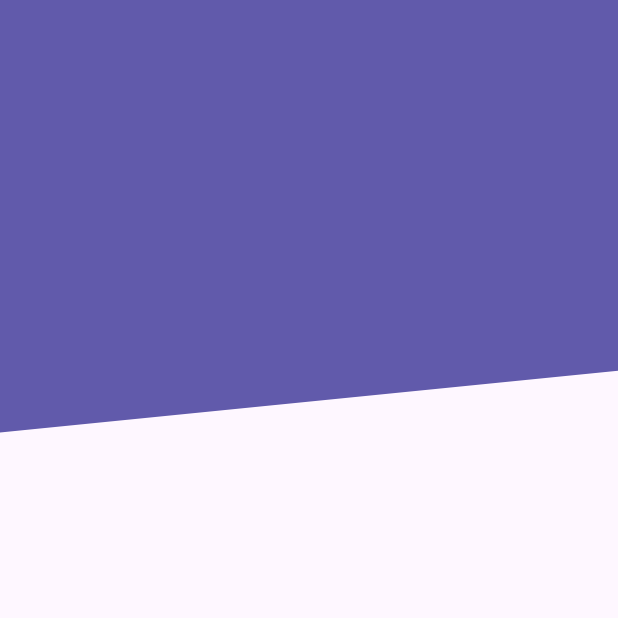
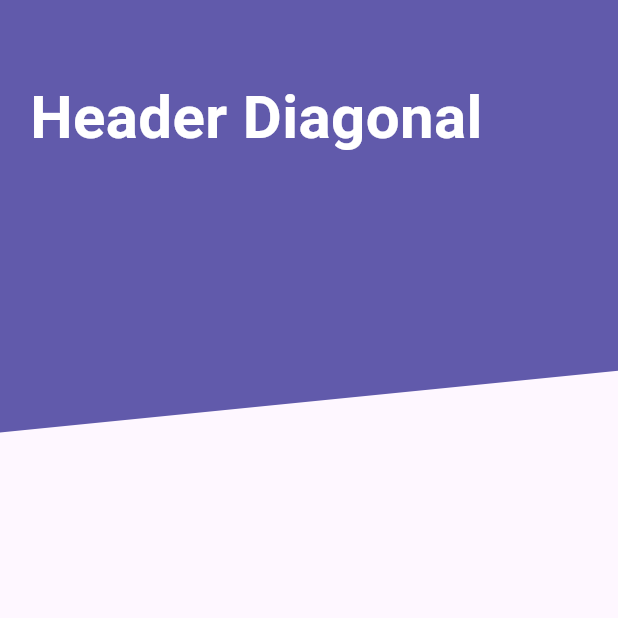
Before and after one commit to gnievap/custom_painter, a Flutter app: the screen it shows after launch, on a phone screen of 412 x 824 dp, the top half of it. Run offline on Flutter 3.47's test engine with Material 3 defaults, Android fonts, the phone set to English and light mode, and no system bars.

Commit message:
Header diagonal con texto

```diff
--- a/lib/src/widgets/headers.dart
+++ b/lib/src/widgets/headers.dart
@@ -35,13 +35,29 @@ class HeaderDiagonal extends StatelessWidget {
 
   @override
   Widget build(BuildContext context) {
-    return  Container(
-      height: double.infinity,
-      width: double.infinity,
-      //color: Color(0xff615AAB),
-      child: CustomPaint(
-        painter: _HeaderDiagonalPainter(),
+    return  Stack(
+      children: [
+        SizedBox(
+        height: double.infinity,
+        width: double.infinity,
+        //color: Color(0xff615AAB),
+        child: CustomPaint(
+          painter: _HeaderDiagonalPainter(),
+        ),
       ),
+      Positioned(
+        top: 50,
+        left: 20,
+        child: Text(
+          'Header Diagonal',
+          style: TextStyle(
+            color: Colors.white,
+            fontSize: 40,
+            fontWeight: FontWeight.bold,
+          ),
+        ),
+      ),
+      ],
     );
   }
 }
```
